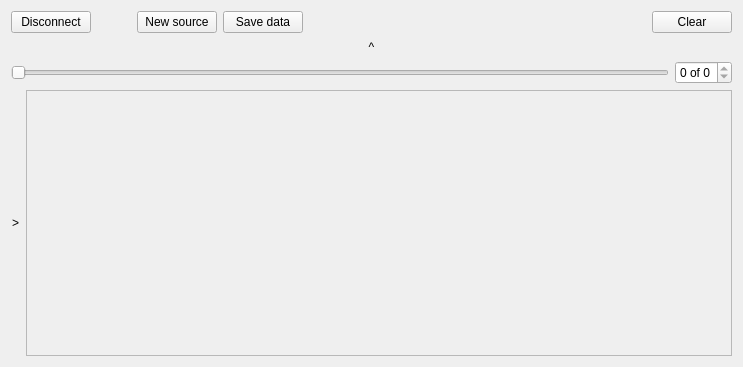
Qt form src/LorrisAnalyzer/lorrisanalyzer.ui (Tasssadar/Lorris) before a commit.
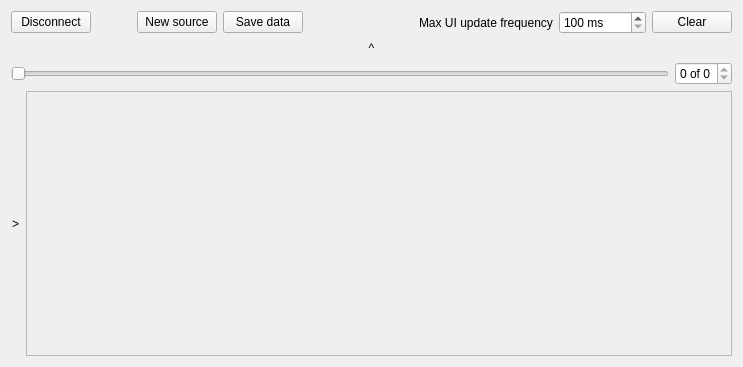
The same form after that commit.

Commit message: [83] Limit UI update frequency

Patch:
```diff
--- a/src/LorrisAnalyzer/lorrisanalyzer.ui
+++ b/src/LorrisAnalyzer/lorrisanalyzer.ui
@@ -72,6 +72,26 @@
        </property>
       </spacer>
      </item>
+     <item>
+      <widget class="QLabel" name="label">
+       <property name="text">
+        <string>Max UI update frequency</string>
+       </property>
+      </widget>
+     </item>
+     <item>
+      <widget class="QSpinBox" name="updateTimeBox">
+       <property name="suffix">
+        <string> ms</string>
+       </property>
+       <property name="minimum">
+        <number>100</number>
+       </property>
+       <property name="maximum">
+        <number>100000</number>
+       </property>
+      </widget>
+     </item>
      <item>
       <widget class="QPushButton" name="clearButton">
        <property name="text">
```
The commit also changes 9 other files.
